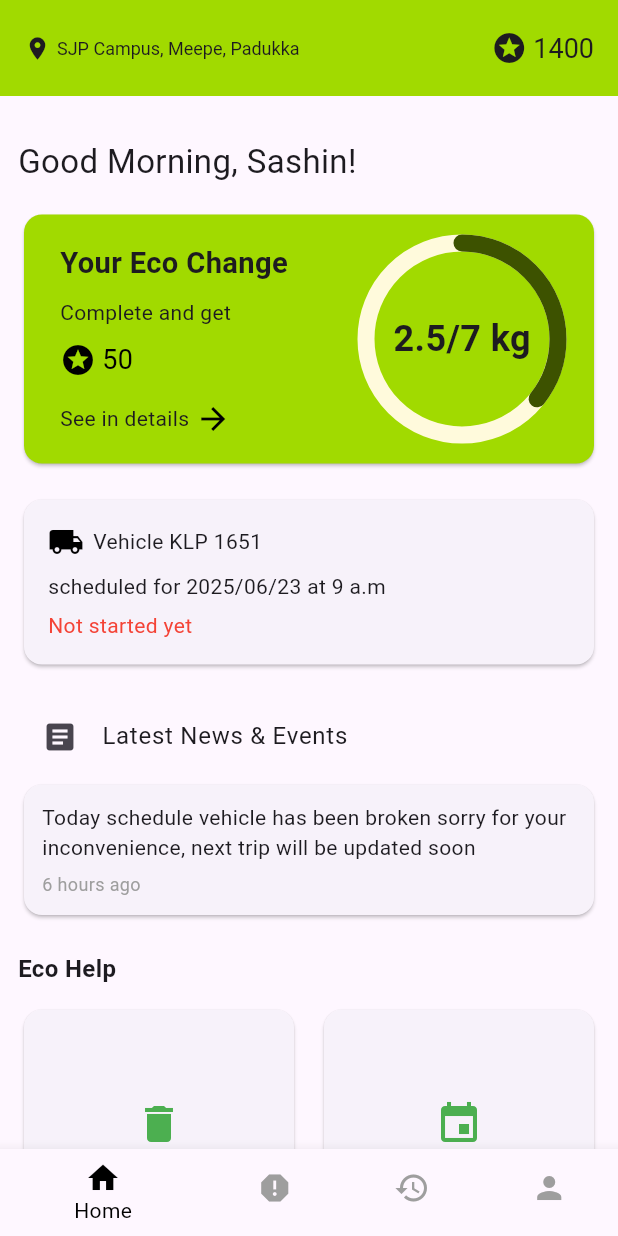
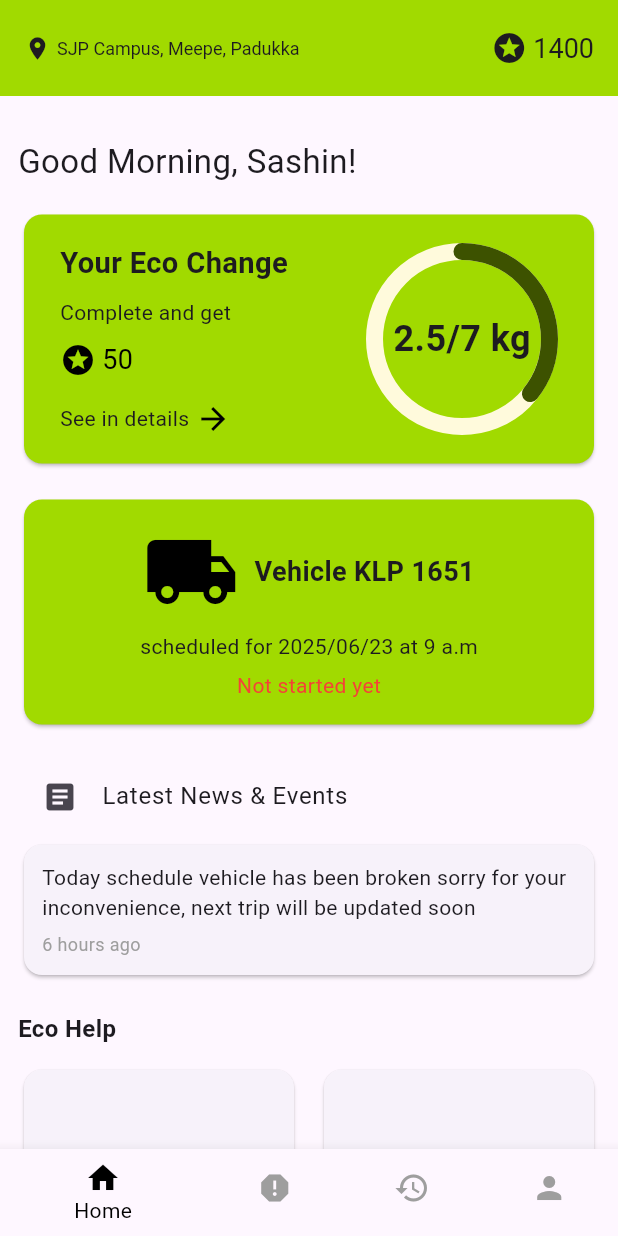
Before and after one commit to Sashin517/eco-change, a Flutter app: the HomePage screen opened directly, on a phone screen of 412 x 824 dp. Run offline on Flutter 3.47's test engine with Material 3 defaults, Android fonts, the phone set to English and light mode, and no system bars; drawn by our look-alikes of percent_indicator.

```diff
--- a/lib/pages/home.dart
+++ b/lib/pages/home.dart
@@ -1,6 +1,6 @@
 import 'package:flutter/material.dart';
 import '../colors.dart';
-import 'package:percent_indicator/percent_indicator.dart';
+import 'package:percent_indicator/circular_percent_indicator.dart';
 
 class HomePage extends StatelessWidget {
   const HomePage({super.key});
@@ -114,31 +114,28 @@ class HomePage extends StatelessWidget {
                                     )
                                   ],
                                 ),
-
-                            Stack(
-                              alignment: Alignment.center,
-                              children: const [
                                 SizedBox(
                                   height: 128,
                                   width: 128,
-                                  child: CircularProgressIndicator(
-                                    value: 2.5 / 7,
-                                    strokeWidth: 11.34,
+                                  child: CircularPercentIndicator(
+                                    animation: true,
+                                    animationDuration: 800,
+                                    radius: 64,
+                                    lineWidth: 11.34,
                                     backgroundColor: AppColors.secondary,
-                                    strokeCap: StrokeCap.round,
-                                    color: AppColors.olive,
+                                    circularStrokeCap: CircularStrokeCap.round,
+                                    progressColor: AppColors.olive,
+                                    center: const Text(
+                                      "2.5/7 kg",
+                                      style: TextStyle(
+                                        fontSize: 24,
+                                        fontWeight: FontWeight.bold,
+                                      ),
+                                    ),
+                                    percent: 2.5 / 7, // Example percent value
                                   ),
                                 ),
-                                SizedBox(height: 6),
-                                Text(
-                                  "2.5/7 kg",
-                                  style: TextStyle(
-                                    fontSize: 24,
-                                    fontWeight: FontWeight.bold,
-                                  )
-                                  ),
-                              ],
-                            )
+
                           ],
 
                         ),
@@ -153,16 +150,18 @@ class HomePage extends StatelessWidget {
                 Card(
                   shape: RoundedRectangleBorder(
                       borderRadius: BorderRadius.circular(12)),
+                  color: AppColors.primary,
                   child: Padding(
                     padding: const EdgeInsets.all(16),
                     child: Column(
-                      crossAxisAlignment: CrossAxisAlignment.start,
+                      crossAxisAlignment: CrossAxisAlignment.center,
                       children: const [
                         Row(
+                          mainAxisAlignment: MainAxisAlignment.center,
                           children: [
-                            Icon(Icons.local_shipping, color: Colors.black),
-                            SizedBox(width: 6),
-                            Text("Vehicle KLP 1651"),
+                            Icon(Icons.local_shipping, color: Colors.black, size: 64),
+                            SizedBox(width: 10),
+                            Text("Vehicle KLP 1651", style: TextStyle(fontSize: 18, fontWeight: FontWeight.bold)  ),
                           ],
                         ),
                         SizedBox(height: 8),
--- a/pubspec.yaml
+++ b/pubspec.yaml
@@ -35,6 +35,7 @@ dependencies:
   # Use with the CupertinoIcons class for iOS style icons.
   cupertino_icons: ^1.0.8
   percent_indicator: ^4.2.5
+  firebase_core: ^4.0.0
 
 dev_dependencies:
   flutter_test:
@@ -45,7 +46,7 @@ dev_dependencies:
   # activated in the `analysis_options.yaml` file located at the root of your
   # package. See that file for information about deactivating specific lint
   # rules and activating additional ones.
-  flutter_lints: ^5.0.0
+  flutter_lints: ^6.0.0
 
 # For information on the generic Dart part of this file, see the
 # following page: https://dart.dev/tools/pub/pubspec
```
Also changed, not shown: pubspec.lock, 6 other files.
